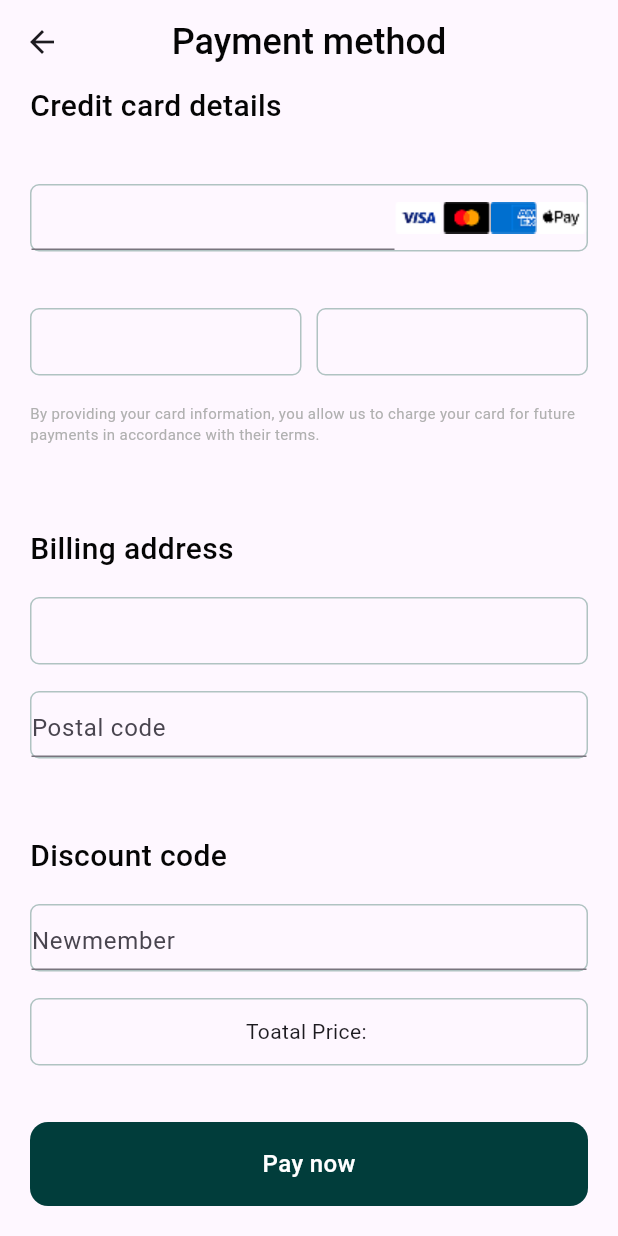
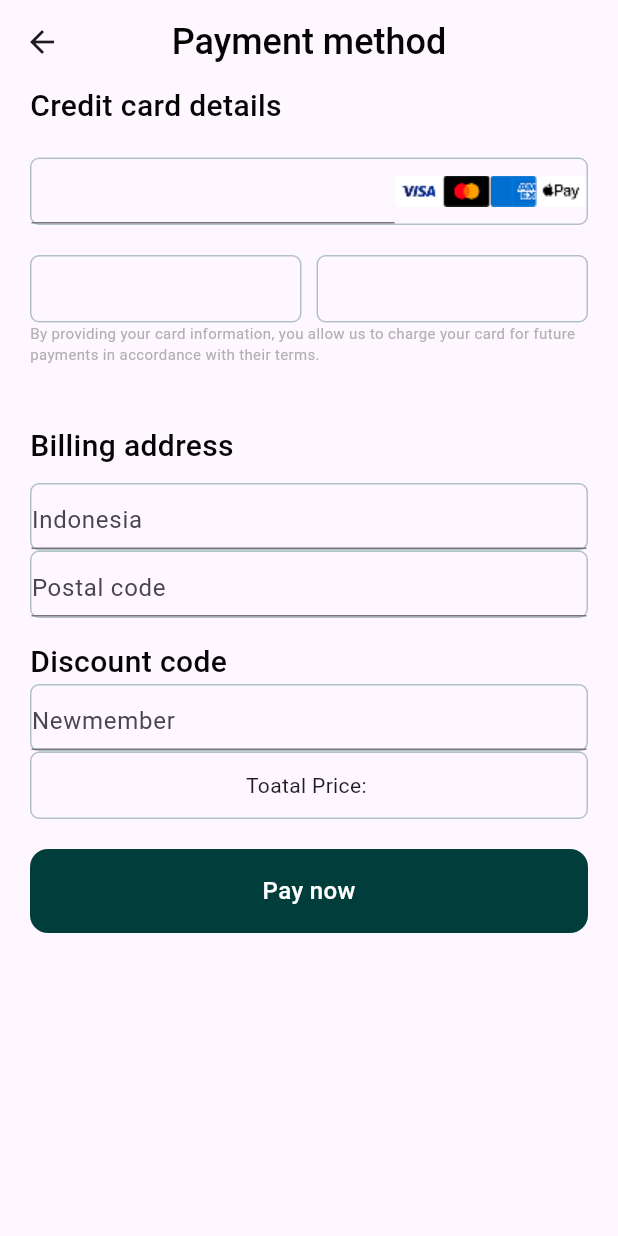
Before and after one commit to rayhantmt/Damaged303, a Flutter app: the PaymentView screen opened directly, on a phone screen of 412 x 824 dp. Run offline on Flutter 3.47's test engine with Material 3 defaults, Android fonts, the phone set to English and light mode, and no system bars; our stand-ins replace get.

Commit message:
fine tuning the payment view

```diff
--- a/lib/app/modules/payment/payment_view.dart
+++ b/lib/app/modules/payment/payment_view.dart
@@ -27,7 +27,8 @@ class _PaymentViewState extends State<PaymentView> {
         centerTitle: true,
       ),
 
-      body: Column(
+      body: SingleChildScrollView(
+        child: Column(
           mainAxisAlignment: MainAxisAlignment.spaceBetween,
           children: [
             Padding(
@@ -112,7 +113,7 @@ class _PaymentViewState extends State<PaymentView> {
               ),
             ),
 
-          SizedBox(height: 20),
+            SizedBox(height: 40),
             Padding(
               padding: const EdgeInsets.only(left: 20),
               child: Row(
@@ -130,10 +131,13 @@ class _PaymentViewState extends State<PaymentView> {
               ),
             ),
 
-          // SizedBox(height: 10),
+            SizedBox(height: 10),
             Padding(
               padding: const EdgeInsets.only(left: 20, right: 20),
               child: Container(
+                child: TextFormField(
+                  decoration: InputDecoration(hintText: 'Indonesia'),
+                ),
                 height: 45,
                 decoration: BoxDecoration(
                   border: Border.all(width: 1, color: Color(0xFFB0C3C2)),
@@ -209,6 +213,7 @@ class _PaymentViewState extends State<PaymentView> {
             ),
           ],
         ),
+      ),
     );
   }
 }
```
Lines whose indentation alone changed are shown as unchanged.
